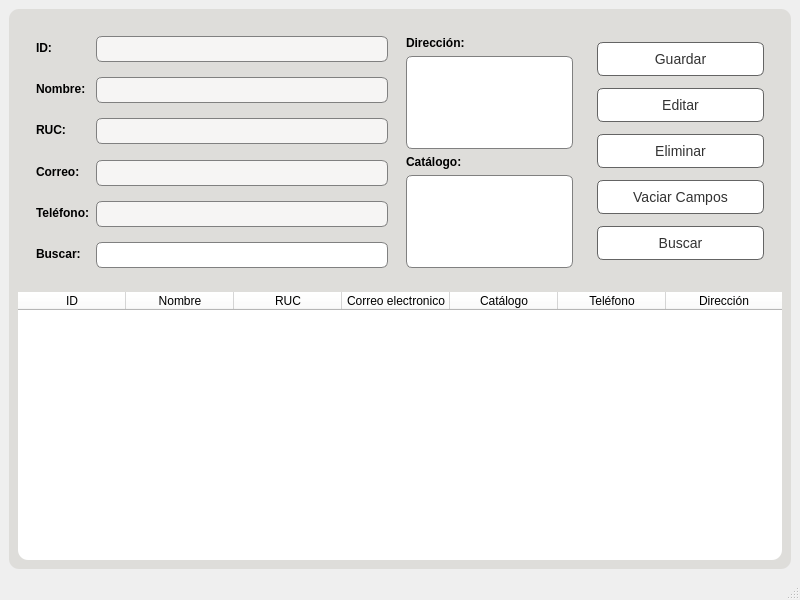
Old version of the form Proyecto/Interfaces/Ui/Proveedores.ui in the repository EdCenten0/MAPA-Python.
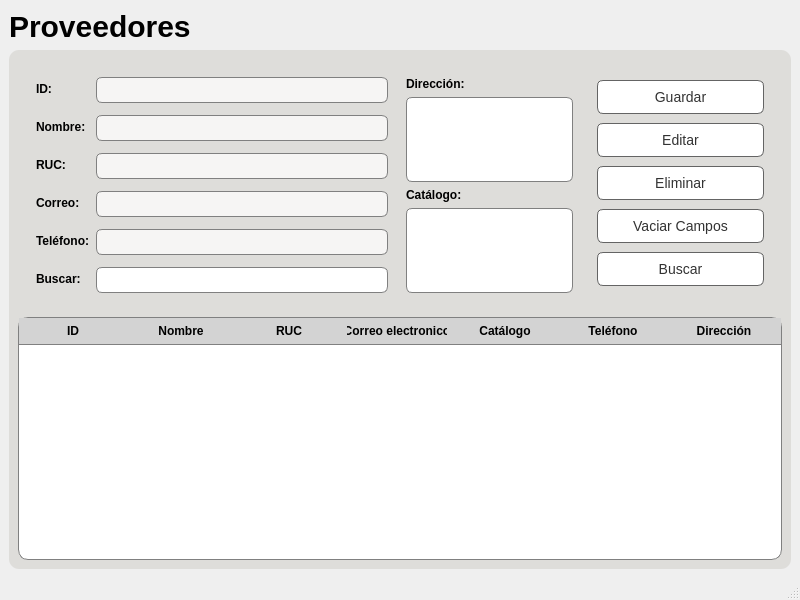
New version of the form.

Commit message: Cambios de diseño en el formulario de proveedores

The edit to the form file:
```diff
--- a/Proyecto/Interfaces/Ui/Proveedores.ui
+++ b/Proyecto/Interfaces/Ui/Proveedores.ui
@@ -18,7 +18,7 @@
   </property>
   <widget class="QWidget" name="centralwidget">
    <layout class="QGridLayout" name="gridLayout_2">
-    <item row="0" column="0">
+    <item row="1" column="0">
      <widget class="QFrame" name="frame">
       <property name="styleSheet">
        <string notr="true">QFrame{
@@ -507,7 +507,62 @@
              <cursorShape>PointingHandCursor</cursorShape>
             </property>
             <property name="styleSheet">
-             <string notr="true">background-color: rgb(255, 255, 255);</string>
+             <string notr="true">QTableView QHeaderView::section {
+    font-size: 12px;
+    font-weight: bold;
+    background-color: lightgray;
+    padding: 4px;
+    border: none;
+    border-bottom: 1px solid gray;
+}
+
+QTableView {
+    background-color: white;
+    border: 1px solid gray;
+}
+
+QTableView QScrollBar:vertical {
+    width: 14px;
+    background-color: lightgray;
+}
+
+QTableView QScrollBar::handle:vertical {
+    background-color: gray;
+    border-radius: 7px;
+}
+
+QTableView QScrollBar::add-line:vertical,
+QTableView QScrollBar::sub-line:vertical {
+    background-color: transparent;
+}
+
+QTableView QScrollBar::add-page:vertical,
+QTableView QScrollBar::sub-page:vertical {
+    background-color: transparent;
+}
+
+QTableView QScrollBar:horizontal {
+    height: 14px;
+    background-color: lightgray;
+}
+
+QTableView QScrollBar::handle:horizontal {
+    background-color: gray;
+    border-radius: 7px;
+}
+
+QTableView QScrollBar::add-line:horizontal,
+QTableView QScrollBar::sub-line:horizontal {
+    background-color: transparent;
+}
+
+QTableView QScrollBar::add-page:horizontal,
+QTableView QScrollBar::sub-page:horizontal {
+    background-color: transparent;
+}
+
+
+</string>
             </property>
             <attribute name="horizontalHeaderDefaultSectionSize">
              <number>108</number>
@@ -561,6 +616,18 @@
       </layout>
      </widget>
     </item>
+    <item row="0" column="0">
+     <widget class="QLabel" name="label">
+      <property name="styleSheet">
+       <string notr="true">font-family:&quot;Inter&quot;, sans-serif;
+font-size:30px;
+font-weight:500;</string>
+      </property>
+      <property name="text">
+       <string>Proveedores</string>
+      </property>
+     </widget>
+    </item>
    </layout>
   </widget>
   <widget class="QStatusBar" name="statusbar"/>
```
Left out of the diff: 3 changed lines with no effect on the pictures. The commit also changes 1 other file.
